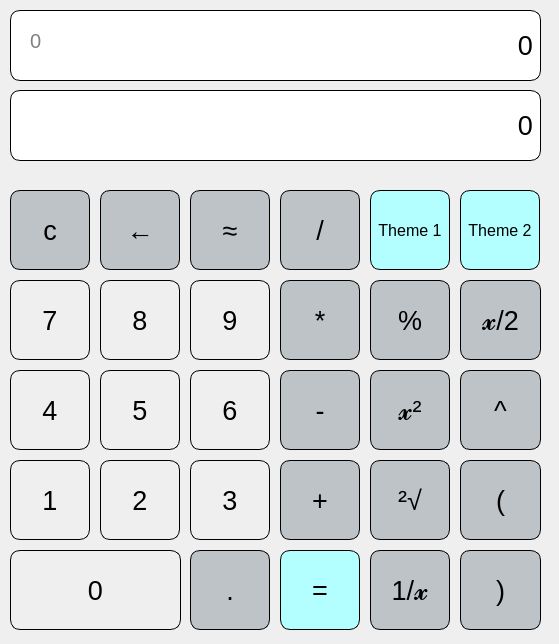
Qt form QT_Calc/mainwindow.ui (monika-shaw-cctech/QT-Calculator) before a commit.
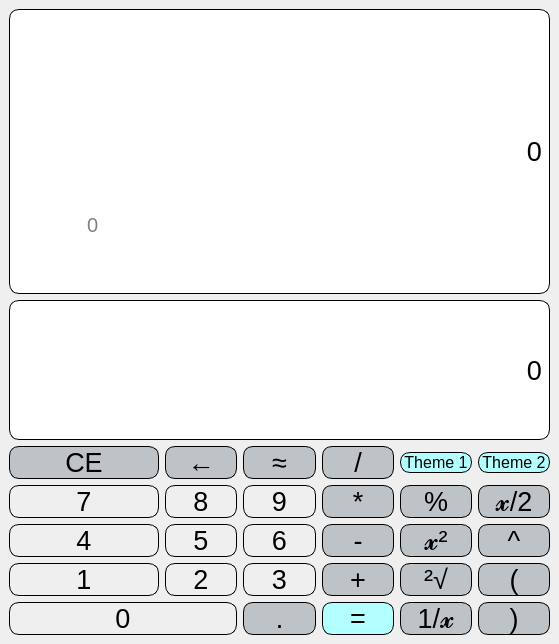
The same form after that commit.

The edit to the form file:
```diff
--- a/QT_Calc/mainwindow.ui
+++ b/QT_Calc/mainwindow.ui
@@ -17,15 +17,9 @@
    <string notr="true"/>
   </property>
   <widget class="QWidget" name="centralwidget">
+   <layout class="QGridLayout" name="gridLayout">
+    <item row="0" column="0" rowspan="2" colspan="7">
    <widget class="QLabel" name="label_1">
-    <property name="geometry">
-     <rect>
-      <x>10</x>
-      <y>10</y>
-      <width>531</width>
-      <height>71</height>
-     </rect>
-    </property>
     <property name="font">
      <font>
       <pointsize>20</pointsize>
@@ -51,15 +45,28 @@
      <number>10</number>
     </property>
    </widget>
+    </item>
+    <item row="1" column="1" colspan="4">
+     <widget class="QLabel" name="label_3">
+      <property name="font">
+       <font>
+        <pointsize>15</pointsize>
+        <bold>false</bold>
+       </font>
+      </property>
+      <property name="styleSheet">
+       <string notr="true">QLabel{
+color:grey;
+
+}</string>
+      </property>
+      <property name="text">
+       <string>0</string>
+      </property>
+     </widget>
+    </item>
+    <item row="2" column="0" colspan="7">
    <widget class="QLabel" name="label_2">
-    <property name="geometry">
-     <rect>
-      <x>10</x>
-      <y>90</y>
-      <width>531</width>
-      <height>71</height>
-     </rect>
-    </property>
     <property name="font">
      <font>
       <pointsize>20</pointsize>
@@ -85,15 +92,9 @@
      <number>10</number>
     </property>
    </widget>
-   <widget class="QPushButton" name="pushButton11">
-    <property name="geometry">
-     <rect>
-      <x>280</x>
-      <y>460</y>
-      <width>80</width>
-      <height>80</height>
-     </rect>
-    </property>
+    </item>
+    <item row="3" column="0" colspan="2">
+     <widget class="QPushButton" name="pushButton26">
     <property name="font">
      <font>
       <pointsize>20</pointsize>
@@ -113,114 +114,12 @@
 </string>
     </property>
     <property name="text">
-     <string>+</string>
-    </property>
-   </widget>
-   <widget class="QPushButton" name="pushButton3">
-    <property name="geometry">
-     <rect>
-      <x>190</x>
-      <y>460</y>
-      <width>80</width>
-      <height>80</height>
-     </rect>
-    </property>
-    <property name="font">
-     <font>
-      <pointsize>20</pointsize>
-      <bold>false</bold>
-     </font>
-    </property>
-    <property name="styleSheet">
-     <string notr="true">QPushButton
-{
-border : 1px solid;
-
-border-radius : 10px;
-}
-
-QPushButton:pressed
-{
- background-color:#b3ffff;
-}</string>
-    </property>
-    <property name="text">
-     <string>3</string>
-    </property>
-   </widget>
-   <widget class="QPushButton" name="pushButton7">
-    <property name="geometry">
-     <rect>
-      <x>10</x>
-      <y>280</y>
-      <width>80</width>
-      <height>80</height>
-     </rect>
-    </property>
-    <property name="font">
-     <font>
-      <pointsize>20</pointsize>
-      <bold>false</bold>
-     </font>
-    </property>
-    <property name="styleSheet">
-     <string notr="true">QPushButton
-{
-border : 1px solid;
-
-border-radius : 10px;
-}
-
-QPushButton:pressed
-{
- background-color:#b3ffff;
-}</string>
-    </property>
-    <property name="text">
-     <string>7</string>
-    </property>
-   </widget>
-   <widget class="QPushButton" name="pushButton8">
-    <property name="geometry">
-     <rect>
-      <x>100</x>
-      <y>280</y>
-      <width>80</width>
-      <height>80</height>
-     </rect>
-    </property>
-    <property name="font">
-     <font>
-      <pointsize>20</pointsize>
-      <bold>false</bold>
-     </font>
-    </property>
-    <property name="styleSheet">
-     <string notr="true">QPushButton
-{
-border : 1px solid;
-
-border-radius : 10px;
-}
-
-QPushButton:pressed
-{
- background-color:#b3ffff;
-}</string>
-    </property>
-    <property name="text">
-     <string>8</string>
-    </property>
-   </widget>
+       <string>CE</string>
+      </property>
+     </widget>
+    </item>
+    <item row="3" column="2">
    <widget class="QPushButton" name="pushButton_back">
-    <property name="geometry">
-     <rect>
-      <x>100</x>
-      <y>190</y>
-      <width>80</width>
-      <height>80</height>
-     </rect>
-    </property>
     <property name="font">
      <font>
       <pointsize>20</pointsize>
@@ -243,295 +142,9 @@
      <string>←</string>
     </property>
    </widget>
-   <widget class="QPushButton" name="pushButton15">
-    <property name="geometry">
-     <rect>
-      <x>460</x>
-      <y>370</y>
-      <width>81</width>
-      <height>80</height>
-     </rect>
-    </property>
-    <property name="font">
-     <font>
-      <pointsize>20</pointsize>
-      <bold>false</bold>
-     </font>
-    </property>
-    <property name="styleSheet">
-     <string notr="true">QPushButton
-{
-  border:1px solid;
-border-radius : 10px;
- background-color : #bdc3c7;
-color:black;
-
-}
-
-</string>
-    </property>
-    <property name="text">
-     <string>^</string>
-    </property>
-   </widget>
-   <widget class="QPushButton" name="pushButton22">
-    <property name="geometry">
-     <rect>
-      <x>370</x>
-      <y>370</y>
-      <width>80</width>
-      <height>80</height>
-     </rect>
-    </property>
-    <property name="font">
-     <font>
-      <pointsize>20</pointsize>
-      <bold>false</bold>
-     </font>
-    </property>
-    <property name="styleSheet">
-     <string notr="true">QPushButton
-{
-  border:1px solid;
-border-radius : 10px;
- background-color : #bdc3c7;
-color:black;
-
-}
-
-</string>
-    </property>
-    <property name="text">
-     <string>𝔁²</string>
-    </property>
-   </widget>
-   <widget class="QPushButton" name="pushButton23">
-    <property name="geometry">
-     <rect>
-      <x>370</x>
-      <y>460</y>
-      <width>80</width>
-      <height>80</height>
-     </rect>
-    </property>
-    <property name="font">
-     <font>
-      <pointsize>20</pointsize>
-      <bold>false</bold>
-     </font>
-    </property>
-    <property name="styleSheet">
-     <string notr="true">QPushButton
-{
-  border:1px solid;
-border-radius : 10px;
- background-color : #bdc3c7;
-color:black;
-
-}
-
-</string>
-    </property>
-    <property name="text">
-     <string>²√</string>
-    </property>
-   </widget>
-   <widget class="QPushButton" name="pushButton24">
-    <property name="geometry">
-     <rect>
-      <x>370</x>
-      <y>550</y>
-      <width>80</width>
-      <height>80</height>
-     </rect>
-    </property>
-    <property name="font">
-     <font>
-      <pointsize>20</pointsize>
-      <bold>false</bold>
-     </font>
-    </property>
-    <property name="styleSheet">
-     <string notr="true">QPushButton
-{
-  border:1px solid;
-border-radius : 10px;
- background-color : #bdc3c7;
-color:black;
-
-}
-
-</string>
-    </property>
-    <property name="text">
-     <string>1/𝔁</string>
-    </property>
-   </widget>
-   <widget class="QPushButton" name="pushButton26">
-    <property name="geometry">
-     <rect>
-      <x>10</x>
-      <y>190</y>
-      <width>80</width>
-      <height>80</height>
-     </rect>
-    </property>
-    <property name="font">
-     <font>
-      <pointsize>20</pointsize>
-      <bold>false</bold>
-     </font>
-    </property>
-    <property name="styleSheet">
-     <string notr="true">QPushButton
-{
-  border:1px solid;
-border-radius : 10px;
- background-color : #bdc3c7;
-color:black;
-
-}
-
-</string>
-    </property>
-    <property name="text">
-     <string>c</string>
-    </property>
-   </widget>
-   <widget class="QPushButton" name="pushButton_dot">
-    <property name="geometry">
-     <rect>
-      <x>190</x>
-      <y>550</y>
-      <width>80</width>
-      <height>80</height>
-     </rect>
-    </property>
-    <property name="font">
-     <font>
-      <pointsize>20</pointsize>
-      <bold>false</bold>
-     </font>
-    </property>
-    <property name="styleSheet">
-     <string notr="true">QPushButton
-{
-  border:1px solid;
-border-radius : 10px;
- background-color : #bdc3c7;
-color:black;
-
-}
-
-</string>
-    </property>
-    <property name="text">
-     <string>.</string>
-    </property>
-   </widget>
-   <widget class="QPushButton" name="pushButton25">
-    <property name="geometry">
-     <rect>
-      <x>460</x>
-      <y>280</y>
-      <width>81</width>
-      <height>80</height>
-     </rect>
-    </property>
-    <property name="font">
-     <font>
-      <pointsize>20</pointsize>
-      <bold>false</bold>
-     </font>
-    </property>
-    <property name="styleSheet">
-     <string notr="true">QPushButton
-{
-  border:1px solid;
-border-radius : 10px;
- background-color : #bdc3c7;
-color:black;
-
-}
-
-</string>
-    </property>
-    <property name="text">
-     <string>𝔁/2</string>
-    </property>
-   </widget>
-   <widget class="QPushButton" name="pushButton6">
-    <property name="geometry">
-     <rect>
-      <x>190</x>
-      <y>370</y>
-      <width>80</width>
-      <height>80</height>
-     </rect>
-    </property>
-    <property name="font">
-     <font>
-      <pointsize>20</pointsize>
-      <bold>false</bold>
-     </font>
-    </property>
-    <property name="styleSheet">
-     <string notr="true">QPushButton
-{
-border : 1px solid;
-
-border-radius : 10px;
-}
-
-QPushButton:pressed
-{
- background-color:#b3ffff;
-}</string>
-    </property>
-    <property name="text">
-     <string>6</string>
-    </property>
-   </widget>
-   <widget class="QPushButton" name="pushButton13">
-    <property name="geometry">
-     <rect>
-      <x>280</x>
-      <y>280</y>
-      <width>80</width>
-      <height>80</height>
-     </rect>
-    </property>
-    <property name="font">
-     <font>
-      <pointsize>20</pointsize>
-      <bold>false</bold>
-     </font>
-    </property>
-    <property name="styleSheet">
-     <string notr="true">QPushButton
-{
-  border:1px solid;
-border-radius : 10px;
- background-color : #bdc3c7;
-color:black;
-
-}
-
-</string>
-    </property>
-    <property name="text">
-     <string>*</string>
-    </property>
-   </widget>
+    </item>
+    <item row="3" column="3">
    <widget class="QPushButton" name="pushButton20">
-    <property name="geometry">
-     <rect>
-      <x>190</x>
-      <y>190</y>
-      <width>80</width>
-      <height>80</height>
-     </rect>
-    </property>
     <property name="font">
      <font>
       <pointsize>20</pointsize>
@@ -554,15 +167,34 @@
      <string>≈</string>
     </property>
    </widget>
+    </item>
+    <item row="3" column="4">
+     <widget class="QPushButton" name="pushButton14">
+      <property name="font">
+       <font>
+        <pointsize>20</pointsize>
+        <bold>false</bold>
+       </font>
+      </property>
+      <property name="styleSheet">
+       <string notr="true">QPushButton
+{
+  border:1px solid;
+border-radius : 10px;
+ background-color : #bdc3c7;
+color:black;
+
+}
+
+</string>
+      </property>
+      <property name="text">
+       <string>/</string>
+      </property>
+     </widget>
+    </item>
+    <item row="3" column="5">
    <widget class="QPushButton" name="pushButton_theme">
-    <property name="geometry">
-     <rect>
-      <x>370</x>
-      <y>190</y>
-      <width>80</width>
-      <height>80</height>
-     </rect>
-    </property>
     <property name="font">
      <font>
       <pointsize>12</pointsize>
@@ -583,46 +215,58 @@
      <string>Theme 1</string>
     </property>
    </widget>
-   <widget class="QPushButton" name="pushButton17">
-    <property name="geometry">
-     <rect>
-      <x>460</x>
-      <y>550</y>
-      <width>81</width>
-      <height>80</height>
-     </rect>
-    </property>
+    </item>
+    <item row="3" column="6">
+     <widget class="QPushButton" name="pushButton_theme_2">
     <property name="font">
      <font>
-      <pointsize>20</pointsize>
+        <pointsize>12</pointsize>
       <bold>false</bold>
      </font>
     </property>
     <property name="styleSheet">
-     <string notr="true">QPushButton
-{
-  border:1px solid;
-border-radius : 10px;
- background-color : #bdc3c7;
+       <string notr="true">QPushButton {
+
+border : 1px solid black;
+background-color : #b3ffff;;
 color:black;
+border:1px solid black;
+border-radius: 10px;
+}</string>
+      </property>
+      <property name="text">
+       <string>Theme 2</string>
+      </property>
+     </widget>
+    </item>
+    <item row="4" column="0" colspan="2">
+     <widget class="QPushButton" name="pushButton7">
+      <property name="font">
+       <font>
+        <pointsize>20</pointsize>
+        <bold>false</bold>
+       </font>
+      </property>
+      <property name="styleSheet">
+       <string notr="true">QPushButton
+{
+border : 1px solid;
 
+border-radius : 10px;
 }
 
-</string>
+QPushButton:pressed
+{
+ background-color:#b3ffff;
+}</string>
     </property>
     <property name="text">
-     <string>)</string>
-    </property>
-   </widget>
-   <widget class="QPushButton" name="pushButton5">
-    <property name="geometry">
-     <rect>
-      <x>100</x>
-      <y>370</y>
-      <width>80</width>
-      <height>80</height>
-     </rect>
-    </property>
+       <string>7</string>
+      </property>
+     </widget>
+    </item>
+    <item row="4" column="2">
+     <widget class="QPushButton" name="pushButton8">
     <property name="font">
      <font>
       <pointsize>20</pointsize>
@@ -643,18 +287,12 @@
 }</string>
     </property>
     <property name="text">
-     <string>5</string>
-    </property>
-   </widget>
+       <string>8</string>
+      </property>
+     </widget>
+    </item>
+    <item row="4" column="3">
    <widget class="QPushButton" name="pushButton9">
-    <property name="geometry">
-     <rect>
-      <x>190</x>
-      <y>280</y>
-      <width>80</width>
-      <height>80</height>
-     </rect>
-    </property>
     <property name="font">
      <font>
       <pointsize>20</pointsize>
@@ -678,15 +316,9 @@
      <string>9</string>
     </property>
    </widget>
-   <widget class="QPushButton" name="pushButton12">
-    <property name="geometry">
-     <rect>
-      <x>280</x>
-      <y>370</y>
-      <width>80</width>
-      <height>80</height>
-     </rect>
-    </property>
+    </item>
+    <item row="4" column="4">
+     <widget class="QPushButton" name="pushButton13">
     <property name="font">
      <font>
       <pointsize>20</pointsize>
@@ -706,18 +338,12 @@
 </string>
     </property>
     <property name="text">
-     <string>-</string>
-    </property>
-   </widget>
+       <string>*</string>
+      </property>
+     </widget>
+    </item>
+    <item row="4" column="5">
    <widget class="QPushButton" name="pushButton21">
-    <property name="geometry">
-     <rect>
-      <x>370</x>
-      <y>280</y>
-      <width>80</width>
-      <height>80</height>
-     </rect>
-    </property>
     <property name="font">
      <font>
       <pointsize>20</pointsize>
@@ -740,15 +366,9 @@
      <string>%</string>
     </property>
    </widget>
-   <widget class="QPushButton" name="pushButton16">
-    <property name="geometry">
-     <rect>
-      <x>460</x>
-      <y>460</y>
-      <width>81</width>
-      <height>80</height>
-     </rect>
-    </property>
+    </item>
+    <item row="4" column="6">
+     <widget class="QPushButton" name="pushButton25">
     <property name="font">
      <font>
       <pointsize>20</pointsize>
@@ -768,49 +388,12 @@
 </string>
     </property>
     <property name="text">
-     <string>(</string>
-    </property>
-   </widget>
-   <widget class="QPushButton" name="pushButton14">
-    <property name="geometry">
-     <rect>
-      <x>280</x>
-      <y>190</y>
-      <width>80</width>
-      <height>80</height>
-     </rect>
-    </property>
-    <property name="font">
-     <font>
-      <pointsize>20</pointsize>
-      <bold>false</bold>
-     </font>
-    </property>
-    <property name="styleSheet">
-     <string notr="true">QPushButton
-{
-  border:1px solid;
-border-radius : 10px;
- background-color : #bdc3c7;
-color:black;
-
-}
-
-</string>
-    </property>
-    <property name="text">
-     <string>/</string>
-    </property>
-   </widget>
+       <string>𝔁/2</string>
+      </property>
+     </widget>
+    </item>
+    <item row="5" column="0" colspan="2">
    <widget class="QPushButton" name="pushButton4">
-    <property name="geometry">
-     <rect>
-      <x>10</x>
-      <y>370</y>
-      <width>80</width>
-      <height>80</height>
-     </rect>
-    </property>
     <property name="font">
      <font>
       <pointsize>20</pointsize>
@@ -834,15 +417,136 @@
      <string>4</string>
     </property>
    </widget>
+    </item>
+    <item row="5" column="2">
+     <widget class="QPushButton" name="pushButton5">
+      <property name="font">
+       <font>
+        <pointsize>20</pointsize>
+        <bold>false</bold>
+       </font>
+      </property>
+      <property name="styleSheet">
+       <string notr="true">QPushButton
+{
+border : 1px solid;
+
+border-radius : 10px;
+}
+
+QPushButton:pressed
+{
+ background-color:#b3ffff;
+}</string>
+      </property>
+      <property name="text">
+       <string>5</string>
+      </property>
+     </widget>
+    </item>
+    <item row="5" column="3">
+     <widget class="QPushButton" name="pushButton6">
+      <property name="font">
+       <font>
+        <pointsize>20</pointsize>
+        <bold>false</bold>
+       </font>
+      </property>
+      <property name="styleSheet">
+       <string notr="true">QPushButton
+{
+border : 1px solid;
+
+border-radius : 10px;
+}
+
+QPushButton:pressed
+{
+ background-color:#b3ffff;
+}</string>
+      </property>
+      <property name="text">
+       <string>6</string>
+      </property>
+     </widget>
+    </item>
+    <item row="5" column="4">
+     <widget class="QPushButton" name="pushButton12">
+      <property name="font">
+       <font>
+        <pointsize>20</pointsize>
+        <bold>false</bold>
+       </font>
+      </property>
+      <property name="styleSheet">
+       <string notr="true">QPushButton
+{
+  border:1px solid;
+border-radius : 10px;
+ background-color : #bdc3c7;
+color:black;
+
+}
+
+</string>
+      </property>
+      <property name="text">
+       <string>-</string>
+      </property>
+     </widget>
+    </item>
+    <item row="5" column="5">
+     <widget class="QPushButton" name="pushButton22">
+      <property name="font">
+       <font>
+        <pointsize>20</pointsize>
+        <bold>false</bold>
+       </font>
+      </property>
+      <property name="styleSheet">
+       <string notr="true">QPushButton
+{
+  border:1px solid;
+border-radius : 10px;
+ background-color : #bdc3c7;
+color:black;
+
+}
+
+</string>
+      </property>
+      <property name="text">
+       <string>𝔁²</string>
+      </property>
+     </widget>
+    </item>
+    <item row="5" column="6">
+     <widget class="QPushButton" name="pushButton15">
+      <property name="font">
+       <font>
+        <pointsize>20</pointsize>
+        <bold>false</bold>
+       </font>
+      </property>
+      <property name="styleSheet">
+       <string notr="true">QPushButton
+{
+  border:1px solid;
+border-radius : 10px;
+ background-color : #bdc3c7;
+color:black;
+
+}
+
+</string>
+      </property>
+      <property name="text">
+       <string>^</string>
+      </property>
+     </widget>
+    </item>
+    <item row="6" column="0" colspan="2">
    <widget class="QPushButton" name="pushButton1">
-    <property name="geometry">
-     <rect>
-      <x>10</x>
-      <y>460</y>
-      <width>80</width>
-      <height>80</height>
-     </rect>
-    </property>
     <property name="font">
      <font>
       <pointsize>20</pointsize>
@@ -866,47 +570,9 @@
      <string>1</string>
     </property>
    </widget>
-   <widget class="QPushButton" name="pushButton0">
-    <property name="geometry">
-     <rect>
-      <x>10</x>
-      <y>550</y>
-      <width>171</width>
-      <height>80</height>
-     </rect>
-    </property>
-    <property name="font">
-     <font>
-      <pointsize>20</pointsize>
-      <bold>false</bold>
-     </font>
-    </property>
-    <property name="styleSheet">
-     <string notr="true">QPushButton
-{
-border : 1px solid;
-
-border-radius : 10px;
-}
-
-QPushButton:pressed
-{
- background-color:#b3ffff;
-}</string>
-    </property>
-    <property name="text">
-     <string>0</string>
-    </property>
-   </widget>
+    </item>
+    <item row="6" column="2">
    <widget class="QPushButton" name="pushButton2">
-    <property name="geometry">
-     <rect>
-      <x>100</x>
-      <y>460</y>
-      <width>80</width>
-      <height>80</height>
-     </rect>
-    </property>
     <property name="font">
      <font>
       <pointsize>20</pointsize>
@@ -930,15 +596,161 @@
      <string>2</string>
     </property>
    </widget>
+    </item>
+    <item row="6" column="3">
+     <widget class="QPushButton" name="pushButton3">
+      <property name="font">
+       <font>
+        <pointsize>20</pointsize>
+        <bold>false</bold>
+       </font>
+      </property>
+      <property name="styleSheet">
+       <string notr="true">QPushButton
+{
+border : 1px solid;
+
+border-radius : 10px;
+}
+
+QPushButton:pressed
+{
+ background-color:#b3ffff;
+}</string>
+      </property>
+      <property name="text">
+       <string>3</string>
+      </property>
+     </widget>
+    </item>
+    <item row="6" column="4">
+     <widget class="QPushButton" name="pushButton11">
+      <property name="font">
+       <font>
+        <pointsize>20</pointsize>
+        <bold>false</bold>
+       </font>
+      </property>
+      <property name="styleSheet">
+       <string notr="true">QPushButton
+{
+  border:1px solid;
+border-radius : 10px;
+ background-color : #bdc3c7;
+color:black;
+
+}
+
+</string>
+      </property>
+      <property name="text">
+       <string>+</string>
+      </property>
+     </widget>
+    </item>
+    <item row="6" column="5">
+     <widget class="QPushButton" name="pushButton23">
+      <property name="font">
+       <font>
+        <pointsize>20</pointsize>
+        <bold>false</bold>
+       </font>
+      </property>
+      <property name="styleSheet">
+       <string notr="true">QPushButton
+{
+  border:1px solid;
+border-radius : 10px;
+ background-color : #bdc3c7;
+color:black;
+
+}
+
+</string>
+      </property>
+      <property name="text">
+       <string>²√</string>
+      </property>
+     </widget>
+    </item>
+    <item row="6" column="6">
+     <widget class="QPushButton" name="pushButton16">
+      <property name="font">
+       <font>
+        <pointsize>20</pointsize>
+        <bold>false</bold>
+       </font>
+      </property>
+      <property name="styleSheet">
+       <string notr="true">QPushButton
+{
+  border:1px solid;
+border-radius : 10px;
+ background-color : #bdc3c7;
+color:black;
+
+}
+
+</string>
+      </property>
+      <property name="text">
+       <string>(</string>
+      </property>
+     </widget>
+    </item>
+    <item row="7" column="0" colspan="3">
+     <widget class="QPushButton" name="pushButton0">
+      <property name="font">
+       <font>
+        <pointsize>20</pointsize>
+        <bold>false</bold>
+       </font>
+      </property>
+      <property name="styleSheet">
+       <string notr="true">QPushButton
+{
+border : 1px solid;
+
+border-radius : 10px;
+}
+
+QPushButton:pressed
+{
+ background-color:#b3ffff;
+}</string>
+      </property>
+      <property name="text">
+       <string>0</string>
+      </property>
+     </widget>
+    </item>
+    <item row="7" column="3">
+     <widget class="QPushButton" name="pushButton_dot">
+      <property name="font">
+       <font>
+        <pointsize>20</pointsize>
+        <bold>false</bold>
+       </font>
+      </property>
+      <property name="styleSheet">
+       <string notr="true">QPushButton
+{
+  border:1px solid;
+border-radius : 10px;
+ background-color : #bdc3c7;
+color:black;
+
+}
+
+</string>
+      </property>
+      <property name="text">
+       <string>.</string>
+      </property>
+     </widget>
+    </item>
+    <item row="7" column="4">
    <widget class="QPushButton" name="pushButton_equals">
-    <property name="geometry">
-     <rect>
-      <x>280</x>
-      <y>550</y>
-      <width>80</width>
-      <height>80</height>
-     </rect>
-    </property>
     <property name="font">
      <font>
       <pointsize>20</pointsize>
@@ -959,60 +771,58 @@
      <string>=</string>
     </property>
    </widget>
-   <widget class="QLabel" name="label_3">
-    <property name="geometry">
-     <rect>
-      <x>30</x>
-      <y>20</y>
-      <width>261</width>
-      <height>41</height>
-     </rect>
-    </property>
+    </item>
+    <item row="7" column="5">
+     <widget class="QPushButton" name="pushButton24">
     <property name="font">
      <font>
-      <pointsize>15</pointsize>
+        <pointsize>20</pointsize>
       <bold>false</bold>
      </font>
     </property>
     <property name="styleSheet">
-     <string notr="true">QLabel{
-color:grey;
+       <string notr="true">QPushButton
+{
+  border:1px solid;
+border-radius : 10px;
+ background-color : #bdc3c7;
+color:black;
 
-}</string>
+}
+
+</string>
     </property>
     <property name="text">
-     <string>0</string>
-    </property>
-   </widget>
-   <widget class="QPushButton" name="pushButton_theme_2">
-    <property name="geometry">
-     <rect>
-      <x>460</x>
-      <y>190</y>
-      <width>80</width>
-      <height>80</height>
-     </rect>
-    </property>
+       <string>1/𝔁</string>
+      </property>
+     </widget>
+    </item>
+    <item row="7" column="6">
+     <widget class="QPushButton" name="pushButton17">
     <property name="font">
      <font>
-      <pointsize>12</pointsize>
+        <pointsize>20</pointsize>
       <bold>false</bold>
      </font>
     </property>
     <property name="styleSheet">
-     <string notr="true">QPushButton {
-
-border : 1px solid black;
-background-color : #b3ffff;;
+       <string notr="true">QPushButton
+{
+  border:1px solid;
+border-radius : 10px;
+ background-color : #bdc3c7;
 color:black;
-border:1px solid black;
-border-radius: 10px;
-}</string>
+
+}
+
+</string>
     </property>
     <property name="text">
-     <string>Theme 2</string>
-    </property>
-   </widget>
+       <string>)</string>
+      </property>
+     </widget>
+    </item>
+   </layout>
   </widget>
  </widget>
  <resources/>
```
Lines whose indentation alone changed are shown as unchanged.
